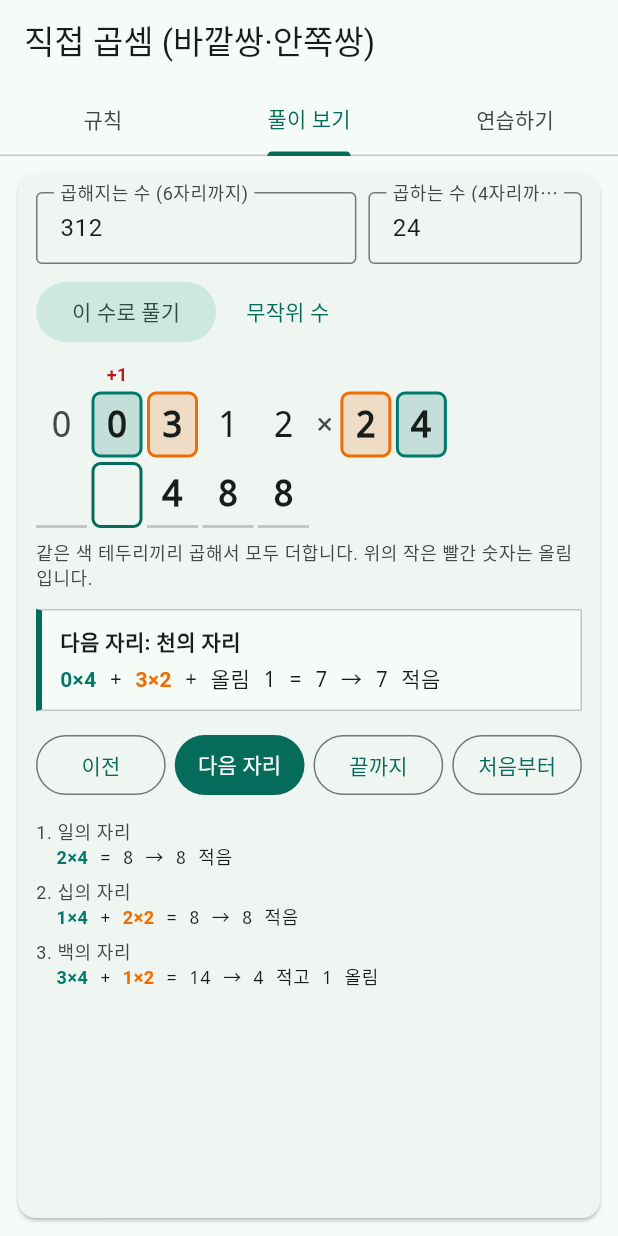
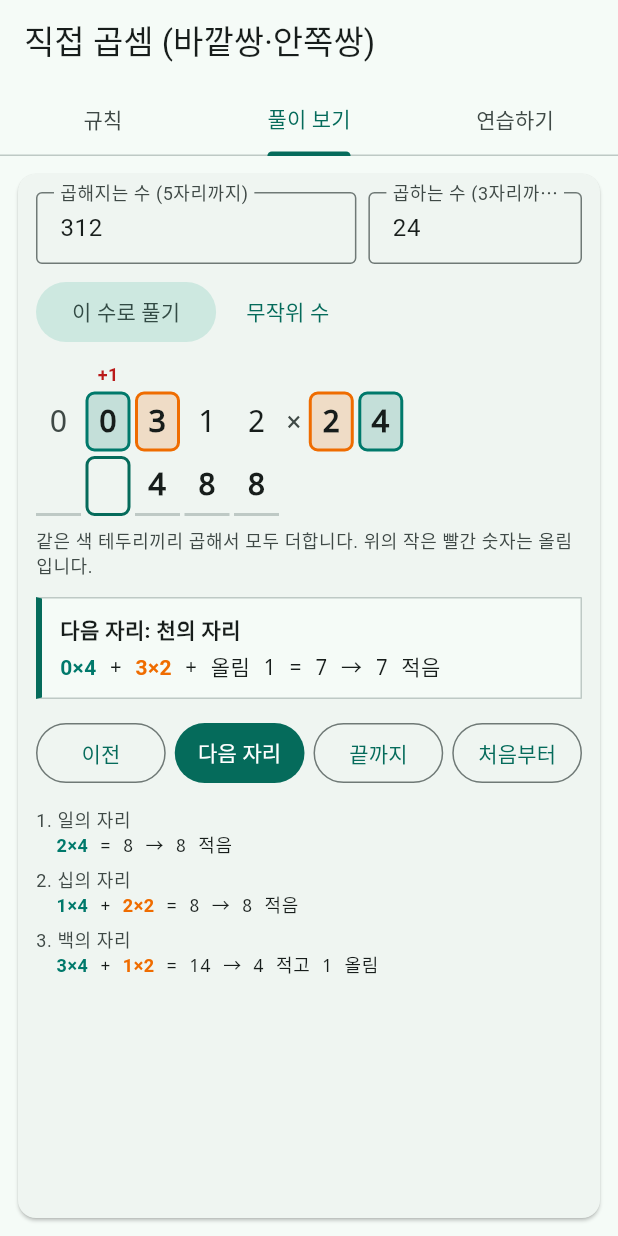
Before and after one commit to SongMyungsik/sokgi-sembeop, a Flutter app: the DirectPage screen opened directly, tab 2 chosen, on a phone screen of 412 x 824 dp. Run offline on Flutter 3.47's test engine with Material 3 defaults, Android fonts, the phone set to English and light mode, and no system bars; our stand-ins replace shared_preferences; accounts and stored records are empty.

Commit message:
연습 화면 정리: 숫자 버튼 축소, 숫자판 크기 자동 맞춤
- 덧셈·직접 곱셈·기본 곱셈 연습의 숫자 버튼을 같은 크기(높이 30)로 축소
- 덧셈 연습: 질문 문구 삭제, 숫자판이 남는 공간에 맞춰 커지도록
- 직접 곱셈: 숫자판을 화면 너비에 맞춰 축소, 곱해지는 수 5자리·곱하는 수 3자리까지
- 직접 곱셈 연습: 자리 수 선택을 한 줄(× 표시, 짝 표시)로 정리,
  작은 숫자 옵션 삭제 후 0~9 사용, 질문 문구 삭제
- 숫자판 너비 맞춤 테스트 추가

Co-Authored-By: Claude Opus 5.5 <noreply@anthropic.com>

```diff
--- a/lib/direct_page.dart
+++ b/lib/direct_page.dart
@@ -65,8 +65,7 @@ class DirectPage extends StatefulWidget {
 
 class _DirectPageState extends State<DirectPage> {
   final Random _random = Random();
-  final TextEditingController _aController =
-      TextEditingController(text: '312');
+  final TextEditingController _aController = TextEditingController(text: '312');
   final TextEditingController _bController = TextEditingController(text: '24');
 
   // 풀이 보기
@@ -81,7 +80,8 @@ class _DirectPageState extends State<DirectPage> {
   bool _pracFinished = false;
   int _lenA = 2;
   int _lenB = 2;
-  bool _small = true;
+  // 연습 문제는 0~9 숫자를 모두 쓴다.
+  final bool _small = false;
   bool _showAid = true;
 
   // 기록
@@ -301,12 +301,14 @@ class _DirectPageState extends State<DirectPage> {
   Widget _keypad() {
     Widget key(int d) => Expanded(
           child: Padding(
-            padding: const EdgeInsets.all(3),
+            padding: const EdgeInsets.all(2),
             child: SizedBox(
-              height: 52,
+              height: 30,
               child: OutlinedButton(
                 style: OutlinedButton.styleFrom(
                   padding: EdgeInsets.zero,
+                  minimumSize: Size.zero,
+                  tapTargetSize: MaterialTapTargetSize.shrinkWrap,
                   shape: RoundedRectangleBorder(
                     borderRadius: BorderRadius.circular(8),
                   ),
@@ -314,7 +316,7 @@ class _DirectPageState extends State<DirectPage> {
                 onPressed: _pracFinished ? null : () => _enterDigit(d),
                 child: Text(
                   '$d',
-                  style: const TextStyle(fontSize: 22, fontFamily: 'monospace'),
+                  style: const TextStyle(fontSize: 16, fontFamily: 'monospace'),
                 ),
               ),
             ),
@@ -360,7 +362,8 @@ class _DirectPageState extends State<DirectPage> {
                   children: [
                     SizedBox(
                       width: 24,
-                      child: Text('${i + 1}.', style: theme.textTheme.bodyLarge),
+                      child:
+                          Text('${i + 1}.', style: theme.textTheme.bodyLarge),
                     ),
                     Expanded(
                       child: Text(lines[i], style: theme.textTheme.bodyLarge),
@@ -459,12 +462,12 @@ class _DirectPageState extends State<DirectPage> {
               children: [
                 Expanded(
                   flex: 3,
-                  child: _numberField(_aController, '곱해지는 수 (6자리까지)', 6),
+                  child: _numberField(_aController, '곱해지는 수 (5자리까지)', 5),
                 ),
                 const SizedBox(width: 8),
                 Expanded(
                   flex: 2,
-                  child: _numberField(_bController, '곱하는 수 (4자리까지)', 4),
+                  child: _numberField(_bController, '곱하는 수 (3자리까지)', 3),
                 ),
               ],
             ),
@@ -591,7 +594,6 @@ class _DirectPageState extends State<DirectPage> {
       message = _InfoBox(
         color: theme.colorScheme.primary,
         title: placeName(_pracDone),
-        detail: const TextSpan(text: '이 자리에 적을 숫자는 무엇일까요?'),
       );
     }
 
@@ -602,44 +604,29 @@ class _DirectPageState extends State<DirectPage> {
         child: Column(
           crossAxisAlignment: CrossAxisAlignment.start,
           children: [
-            Wrap(
-              spacing: 12,
-              runSpacing: 4,
-              crossAxisAlignment: WrapCrossAlignment.center,
+            // 곱해지는 수 자리 × 곱하는 수 자리, 오른쪽에 짝 표시
+            Row(
               children: [
-                const Text('곱해지는 수'),
                 _lengthDropdown(_lenA, 5, (v) {
                   _lenA = v;
                   _newProblem();
                 }),
-                const Text('곱하는 수'),
-                _lengthDropdown(_lenB, 4, (v) {
+                const Padding(
+                  padding: EdgeInsets.symmetric(horizontal: 8),
+                  child: Text('×', style: TextStyle(fontSize: 18)),
+                ),
+                _lengthDropdown(_lenB, 3, (v) {
                   _lenB = v;
                   _newProblem();
                 }),
-              ],
-            ),
-            const SizedBox(height: 4),
-            Row(
-              children: [
-                Checkbox(
-                  visualDensity: VisualDensity.compact,
-                  materialTapTargetSize: MaterialTapTargetSize.shrinkWrap,
-                  value: _small,
-                  onChanged: (v) {
-                    _small = v ?? true;
-                    _newProblem();
-                  },
-                ),
-                const Flexible(child: Text('작은 숫자(0~4)만')),
-                const SizedBox(width: 8),
+                const Spacer(),
                 Checkbox(
                   visualDensity: VisualDensity.compact,
                   materialTapTargetSize: MaterialTapTargetSize.shrinkWrap,
                   value: _showAid,
                   onChanged: (v) => setState(() => _showAid = v ?? true),
                 ),
-                const Flexible(child: Text('짝 표시')),
+                const Text('짝 표시'),
               ],
             ),
             const SizedBox(height: 8),
@@ -705,8 +692,8 @@ class DirectBoardView extends StatelessWidget {
     required this.mark,
   });
 
-  static const double _w = 34;
-  static const double _h = 44;
+  static const double _w = 30;
+  static const double _h = 40;
   static const double _gap = 3;
 
   Widget _digitCell(String text, Color? pairColor, Color? textColor) {
@@ -726,7 +713,7 @@ class DirectBoardView extends StatelessWidget {
       child: Text(
         text,
         style: TextStyle(
-          fontSize: 24,
+          fontSize: 21,
           fontFamily: 'monospace',
           fontWeight: pairColor != null ? FontWeight.bold : FontWeight.normal,
           color: pairColor != null ? null : textColor,
@@ -806,7 +793,7 @@ class DirectBoardView extends StatelessWidget {
         child: Text(
           q < done ? '${solution.steps[q].write}' : '',
           style: const TextStyle(
-            fontSize: 24,
+            fontSize: 21,
             fontFamily: 'monospace',
             fontWeight: FontWeight.bold,
           ),
@@ -818,7 +805,7 @@ class DirectBoardView extends StatelessWidget {
       padding: const EdgeInsets.only(left: 2, right: 5),
       child: Text(
         '×',
-        style: TextStyle(fontSize: 20, color: scheme.onSurfaceVariant),
+        style: TextStyle(fontSize: 18, color: scheme.onSurfaceVariant),
       ),
     ));
     for (var m = 0; m < k; m++) {
@@ -829,8 +816,10 @@ class DirectBoardView extends StatelessWidget {
       ));
     }
 
-    return SingleChildScrollView(
-      scrollDirection: Axis.horizontal,
+    // 화면 너비보다 넓으면 너비에 맞게 줄인다 (가로 스크롤 없음).
+    return FittedBox(
+      fit: BoxFit.scaleDown,
+      alignment: Alignment.centerLeft,
       child: Column(
         crossAxisAlignment: CrossAxisAlignment.start,
         children: [
```
Also changed, not shown: lib/addition_page.dart (+3 -7 lines), lib/main.dart (+5 -3 lines), 1 other file.
